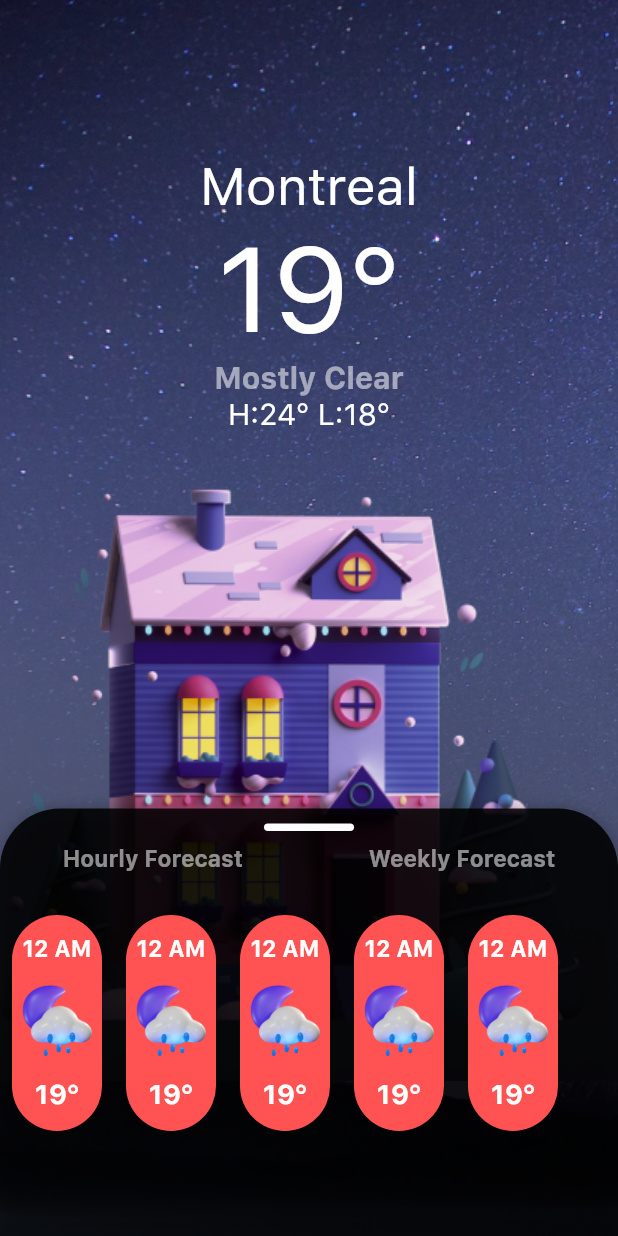
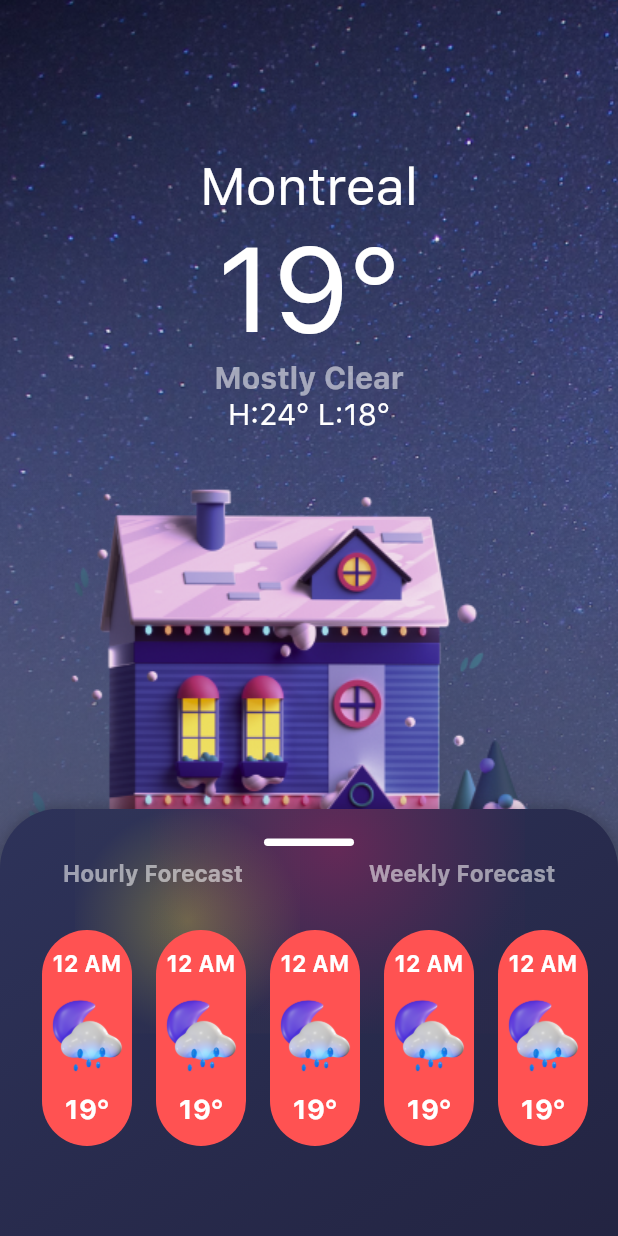
Before and after one commit to omjogani/Weather-App-UI-Flutter, a Flutter app: the screen it shows after launch, on a phone screen of 412 x 824 dp. Run offline on Flutter 3.47's test engine with Material 2 defaults, Android fonts, the light colour scheme and no system bars; drawn by our look-alikes of sliding_up_panel.

Commit message:
Changed Home Screen

```diff
--- a/lib/screen/home_page.dart
+++ b/lib/screen/home_page.dart
@@ -1,3 +1,5 @@
+import 'dart:ui';
+
 import 'package:flutter/material.dart';
 import 'package:sliding_up_panel/sliding_up_panel.dart';
 
@@ -98,18 +100,63 @@ class SlidingScreen extends StatelessWidget {
   @override
   Widget build(BuildContext context) {
     return SlidingUpPanel(
-      // backdropEnabled: ,
+      backdropEnabled: true,
+      backdropColor: Colors.black45,
+      backdropOpacity: 0.5,
+
       borderRadius: const BorderRadius.only(
         topLeft: Radius.circular(40.0),
         topRight: Radius.circular(40.0),
       ),
-      color: Colors.black87,
+      color: Colors.transparent,
+
       // boxShadow: <>[],
       minHeight: 285.0,
       maxHeight: MediaQuery.of(context).size.height * 0.75,
-      panel: Column(
+      panel: Stack(
         children: <Widget>[
-          const SizedBox(height: 10.0),
+          ClipRRect(
+            borderRadius: const BorderRadius.only(
+              topLeft: Radius.circular(40.0),
+              topRight: Radius.circular(40.0),
+            ),
+            child: BackdropFilter(
+              filter: ImageFilter.blur(
+                sigmaX: 6.0,
+                sigmaY: 6.0,
+              ),
+              child: Container(
+                width: MediaQuery.of(context).size.width,
+                height: MediaQuery.of(context).size.height * 0.75,
+                decoration: const BoxDecoration(
+                  // border: Border(
+                  //   top: BorderSide(color: Colors.white, width: 2.0),
+                  // ),
+                  boxShadow: <BoxShadow>[
+                  BoxShadow(
+                    offset: Offset(0, 1),
+                    color: Colors.white,
+                    spreadRadius: 1.0,
+                    blurRadius: 0.0,
+                  ),
+                ],
+                  gradient: LinearGradient(
+                    begin: Alignment.topLeft,
+                    end: Alignment.bottomRight,
+                    colors: <Color>[
+                      Color(0xFF2E335A),
+                      Color(0xFF1C1B33),
+                    ],
+                  ),
+                ),
+                // color: Colors.black45,
+              ),
+            ),
+          ),
+          SlidingPanelBackground(),
+          Column(
+            children: <Widget>[
+              const SizedBox(height: 20.0),
               //indicator
               Container(
                 width: 60.0,
@@ -122,7 +169,7 @@ class SlidingScreen extends StatelessWidget {
               const SizedBox(height: 10.0),
               Row(
                 mainAxisAlignment: MainAxisAlignment.spaceAround,
-            children: const  <Widget>[
+                children: const <Widget>[
                   Text(
                     "Hourly Forecast",
                     style: TextStyle(
@@ -144,9 +191,14 @@ class SlidingScreen extends StatelessWidget {
               const SizedBox(height: 20.0),
               SizedBox(
                 height: 160.0,
+                child: Padding(
+                  padding: const EdgeInsets.symmetric(horizontal: 20.0),
                   child: ListView(
+                    physics: const BouncingScrollPhysics(),
                     scrollDirection: Axis.horizontal,
                     children: const <Widget>[
+                      WeatherDetailCard(),
+                      WeatherDetailCard(),
                       WeatherDetailCard(),
                       WeatherDetailCard(),
                       WeatherDetailCard(),
@@ -155,8 +207,11 @@ class SlidingScreen extends StatelessWidget {
                     ],
                   ),
                 ),
+              ),
               const Spacer(),
               // WeatherDetailCard(),
+            ],
+          ),
         ],
       ),
     );
@@ -209,3 +264,70 @@ class WeatherDetailCard extends StatelessWidget {
     );
   }
 }
+
+class SlidingPanelBackground extends StatelessWidget {
+  const SlidingPanelBackground({Key? key}) : super(key: key);
+
+  @override
+  Widget build(BuildContext context) {
+    return Stack(
+      children: <Widget>[
+        Positioned(
+          left: 50.0,
+          child: Container(
+            height: 150.0,
+            width: 150.0,
+            decoration: BoxDecoration(
+              gradient: RadialGradient(
+                colors: <Color>[
+                  Colors.yellow.withOpacity(0.3),
+                  Colors.yellow.withOpacity(0.2),
+                  Colors.yellow.withOpacity(0.1),
+                  Colors.yellow.withOpacity(0.01),
+                ],
+              ),
+            ),
+          ),
+        ),
+        Positioned(
+          left: 100.0,
+          top: -100,
+          child: Container(
+            height: 250.0,
+            width: 250.0,
+            decoration: BoxDecoration(
+              gradient: RadialGradient(
+                colors: <Color>[
+                  Colors.pink.withOpacity(0.3),
+                  Colors.pink.withOpacity(0.2),
+                  Colors.pink.withOpacity(0.1),
+                  Colors.pink.withOpacity(0.01),
+                ],
+              ),
+            ),
+          ),
+        ),
+        // Positioned(
+        //   top: 0.0,
+        //   child: ClipRRect(
+        //     borderRadius: BorderRadius.circular(40.0),
+        //     child: Container(
+        //       height: 2.0,
+        //       width: MediaQuery.of(context).size.width,
+        //       decoration: BoxDecoration(
+        //         boxShadow: <BoxShadow>[
+        //           BoxShadow(
+        //             offset: Offset(0, 1),
+        //             color: Colors.white,
+        //             spreadRadius: 0.0,
+        //             blurRadius: 0.0,
+        //           ),
+        //         ],
+        //       ),
+        //     ),
+        //   ),
+        // ),
+      ],
+    );
+  }
+}
```
Lines whose indentation alone changed are shown as unchanged.
